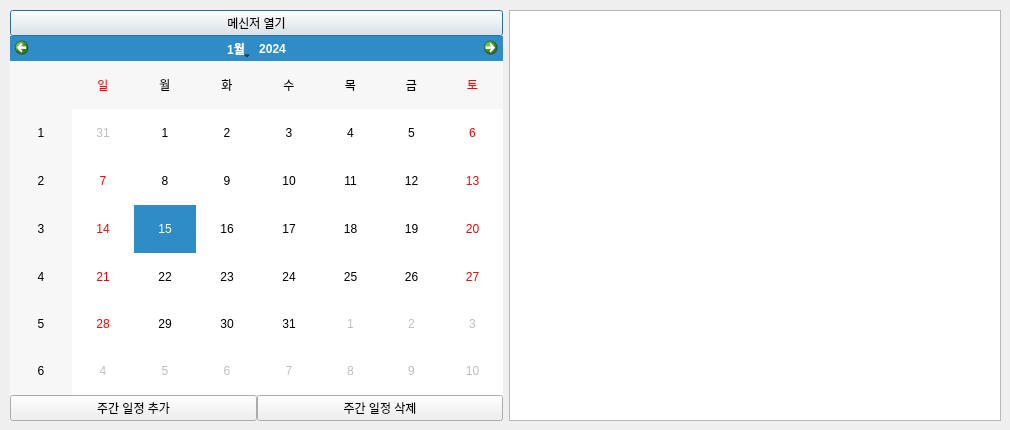
paxcho1/OOP-Project, file QT/Client/timetable.ui: the form before one commit.
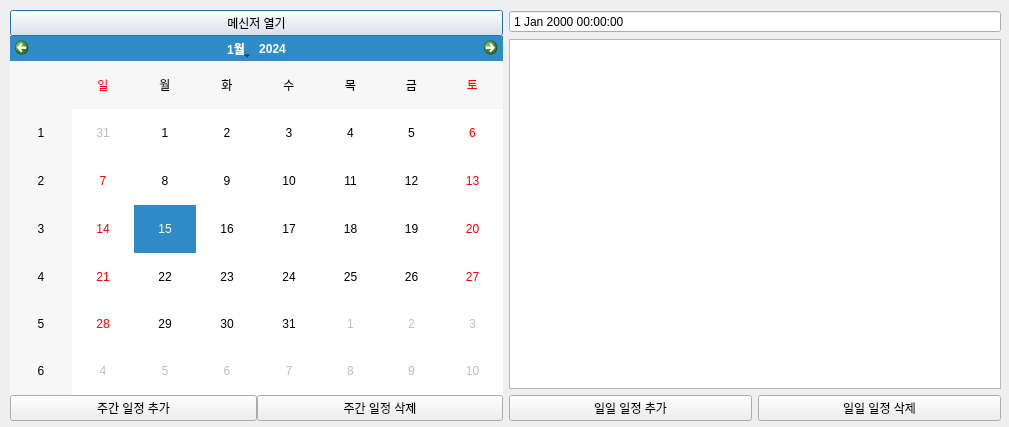
The form after the commit.

```diff
--- a/QT/Client/timetable.ui
+++ b/QT/Client/timetable.ui
@@ -6,8 +6,8 @@
    <rect>
     <x>0</x>
     <y>0</y>
-    <width>1010</width>
-    <height>430</height>
+    <width>1009</width>
+    <height>427</height>
    </rect>
   </property>
   <property name="windowTitle">
@@ -77,7 +77,51 @@
        <number>0</number>
       </property>
       <item>
-       <widget class="QListWidget" name="Alarm_list"/>
+       <widget class="QDateTimeEdit" name="CurrentTime">
+        <property name="focusPolicy">
+         <enum>Qt::NoFocus</enum>
+        </property>
+        <property name="contextMenuPolicy">
+         <enum>Qt::PreventContextMenu</enum>
+        </property>
+        <property name="buttonSymbols">
+         <enum>QAbstractSpinBox::NoButtons</enum>
+        </property>
+        <property name="currentSectionIndex">
+         <number>0</number>
+        </property>
+       </widget>
+      </item>
+      <item>
+       <widget class="QListWidget" name="Schedule_list">
+        <property name="focusPolicy">
+         <enum>Qt::StrongFocus</enum>
+        </property>
+        <property name="selectionMode">
+         <enum>QAbstractItemView::SingleSelection</enum>
+        </property>
+       </widget>
+      </item>
+      <item>
+       <layout class="QHBoxLayout" name="horizontalLayout_3">
+        <property name="bottomMargin">
+         <number>0</number>
+        </property>
+        <item>
+         <widget class="QPushButton" name="DaySCheduleAdd_btn">
+          <property name="text">
+           <string>일일 일정 추가</string>
+          </property>
+         </widget>
+        </item>
+        <item>
+         <widget class="QPushButton" name="DaySCheduleDelete_btn">
+          <property name="text">
+           <string>일일 일정 삭제</string>
+          </property>
+         </widget>
+        </item>
+       </layout>
       </item>
      </layout>
     </item>
```
